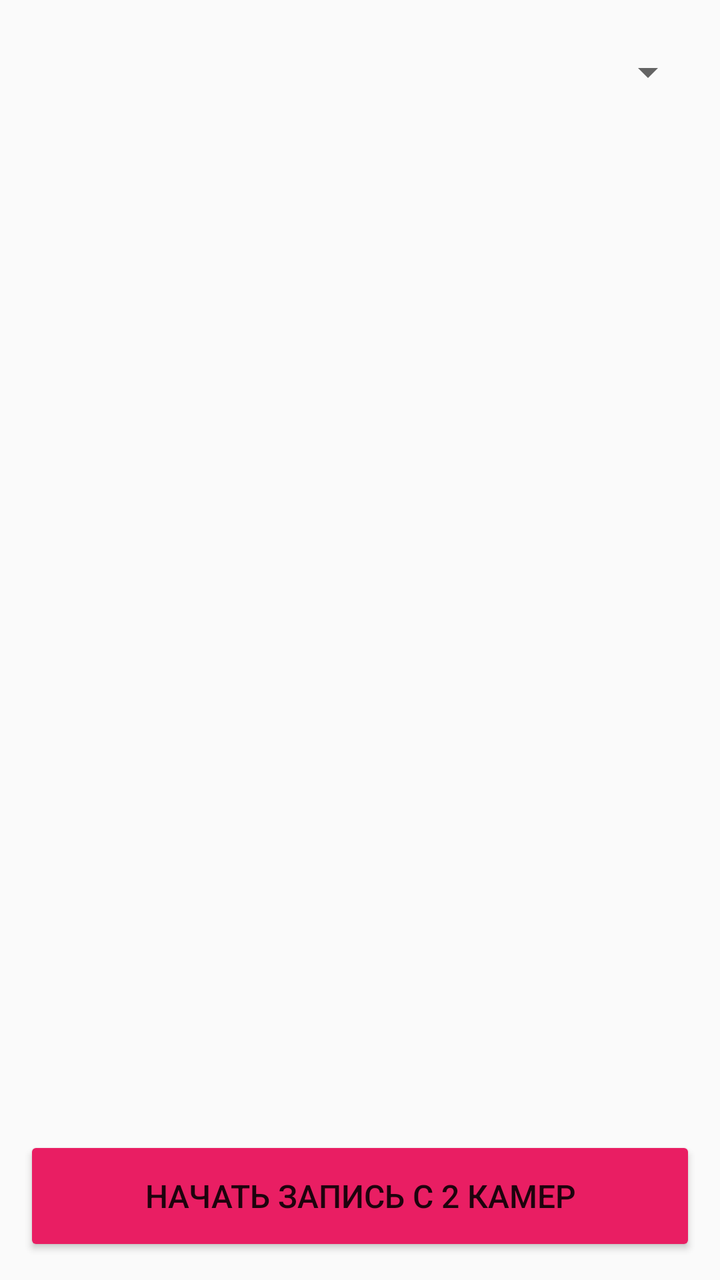
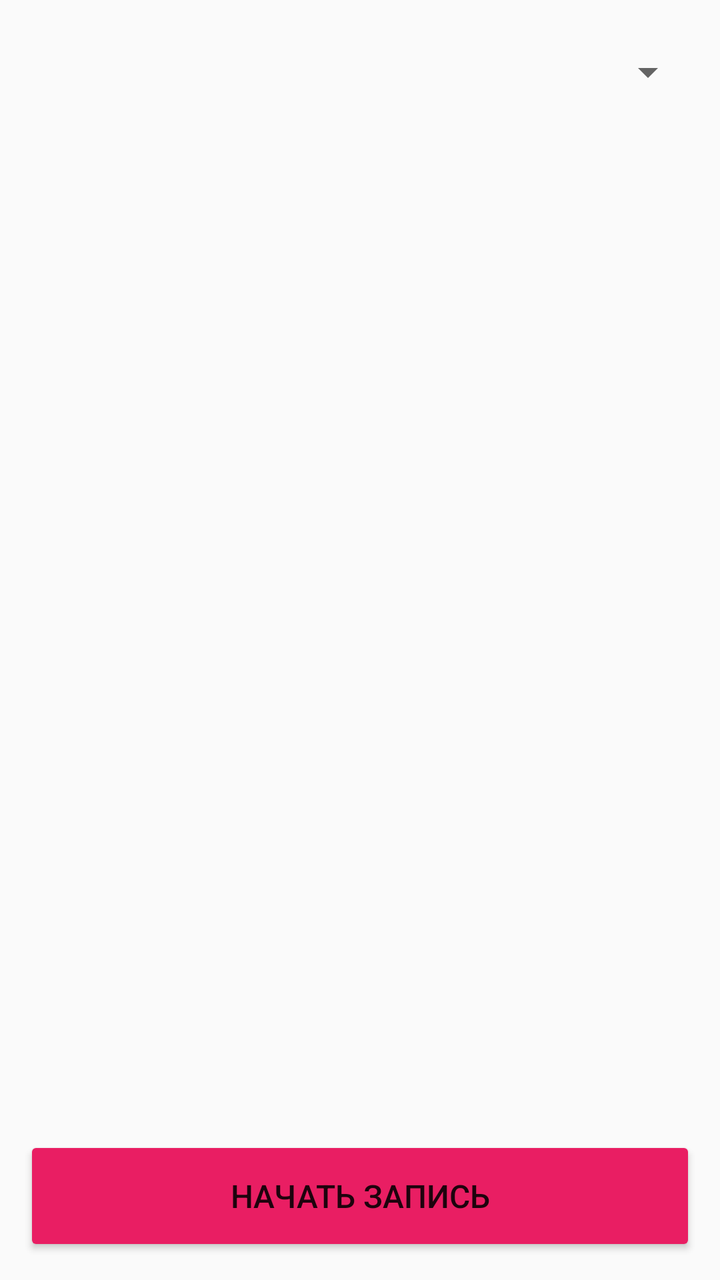

An Android layout rendered at two revisions. The XML below is the earlier revision; the diff shows what the commit changed to produce the second picture.
<!-- AndroidManifest.xml: application theme Theme.AppCompat.Light.DarkActionBar -->
<!-- res/layout/activity_main.xml -->
<?xml version="1.0" encoding="utf-8"?>
<LinearLayout xmlns:android="http://schemas.android.com/apk/res/android"
    android:layout_width="match_parent"
    android:layout_height="match_parent"
    android:orientation="vertical"
    android:padding="12dp"
    android:gravity="center">

    <Spinner
        android:id="@+id/spinnerQuality"
        android:layout_width="match_parent"
        android:layout_height="48dp"
        android:layout_marginBottom="8dp"/>

    <TextureView
        android:id="@+id/textureView1"
        android:layout_width="match_parent"
        android:layout_height="0dp"
        android:layout_weight="1"
        android:layout_marginBottom="8dp"/>

    <TextureView
        android:id="@+id/textureView2"
        android:layout_width="match_parent"
        android:layout_height="0dp"
        android:layout_weight="1"
        android:layout_marginBottom="12dp"/>

    <Button
        android:id="@+id/btnRecord"
        android:layout_width="match_parent"
        android:layout_height="60dp"
        android:text="Начать запись с 2 камер"
        android:textSize="16sp"
        android:backgroundTint="#E91E63"/>

</LinearLayout>
<!-- resources referenced by this layout -->
<resources>

</resources>

<!-- the commit's change to res/layout/activity_main.xml (unified diff, before → after) -->
@@ -7,7 +7,7 @@
     android:gravity="center">
 
     <Spinner
-        android:id="@+id/spinnerQuality"
+        android:id="@+id/spinnerMode"
         android:layout_width="match_parent"
         android:layout_height="48dp"
         android:layout_marginBottom="8dp"/>
@@ -30,7 +30,7 @@
         android:id="@+id/btnRecord"
         android:layout_width="match_parent"
         android:layout_height="60dp"
-        android:text="Начать запись с 2 камер"
+        android:text="Начать запись"
         android:textSize="16sp"
         android:backgroundTint="#E91E63"/>
 
